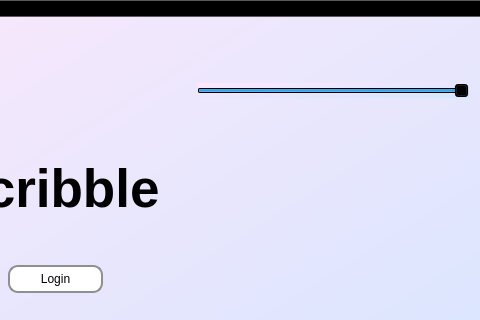
The window that Skribbl App/ClientGUI/clientgui.ui (codralexandra/ProjectModernCpp-Particular-Science) describes before a commit, drawn with Qt 5; both pictures show x 364 to 844 and y 0 to 320 of the 844 by 564 pixel window.
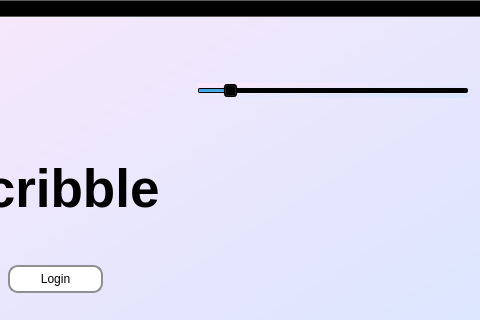
The same window after the commit.

Commit message: [ClientGUI] Hash DLL now working

```diff
--- a/Skribbl App/ClientGUI/clientgui.ui
+++ b/Skribbl App/ClientGUI/clientgui.ui
@@ -220,7 +220,7 @@
     <item row="0" column="2">
      <widget class="QSlider" name="songVolume">
       <property name="sliderPosition">
-       <number>99</number>
+       <number>10</number>
       </property>
       <property name="orientation">
        <enum>Qt::Horizontal</enum>
```
Left out of the diff: 78 changed lines with no effect on the pictures. The commit also changes 2 other files.
